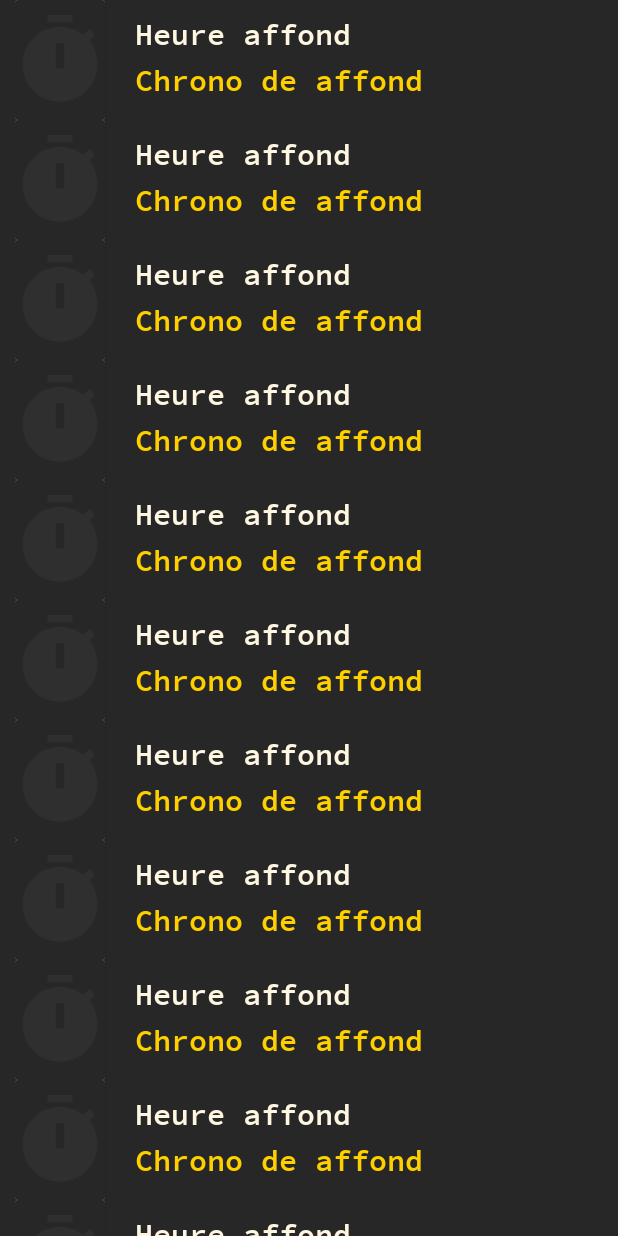
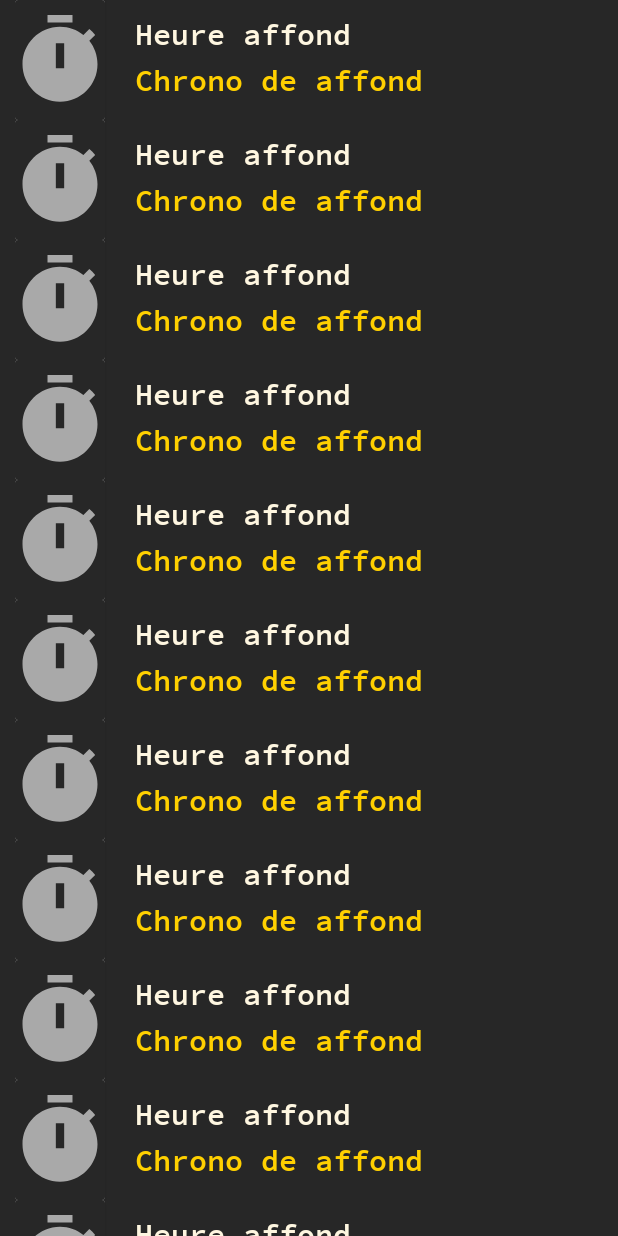
Before and after one commit to I-Cup/application_icup, an Android app: the screen it shows after launch (MainActivity), on a phone screen of 412 x 824 dp. Run offline under Robolectric (Android 15) with nearby library versions, the phone set to English and light mode, and no system bars.

Commit message:
stopwatch icon color change

```diff
--- a/app/src/main/res/drawable-anydpi/ic_stop_watch.xml
+++ b/app/src/main/res/drawable-anydpi/ic_stop_watch.xml
@@ -3,7 +3,7 @@
     android:height="24dp"
     android:viewportWidth="24"
     android:viewportHeight="24"
-    android:tint="#333333"
+    android:tint="@color/title_color"
     android:alpha="0.6">
   <group android:scaleX="1.1111112"
       android:scaleY="1.1111112"
```
